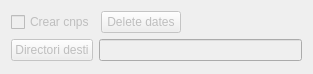
Qt form createcnps.ui (tonilogar/ToolsPcot) before a commit.
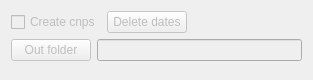
The same form after that commit.

Diff of the .ui file:
```diff
--- a/createcnps.ui
+++ b/createcnps.ui
@@ -7,7 +7,7 @@
     <x>0</x>
     <y>0</y>
     <width>313</width>
-    <height>74</height>
+    <height>80</height>
    </rect>
   </property>
   <property name="windowTitle">
@@ -22,7 +22,7 @@
         <bool>false</bool>
        </property>
        <property name="text">
-        <string>Crear cnps</string>
+        <string>Create cnps</string>
        </property>
       </widget>
      </item>
@@ -59,7 +59,7 @@
         <bool>false</bool>
        </property>
        <property name="text">
-        <string>Directori desti</string>
+        <string>Out folder</string>
        </property>
       </widget>
      </item>
```
